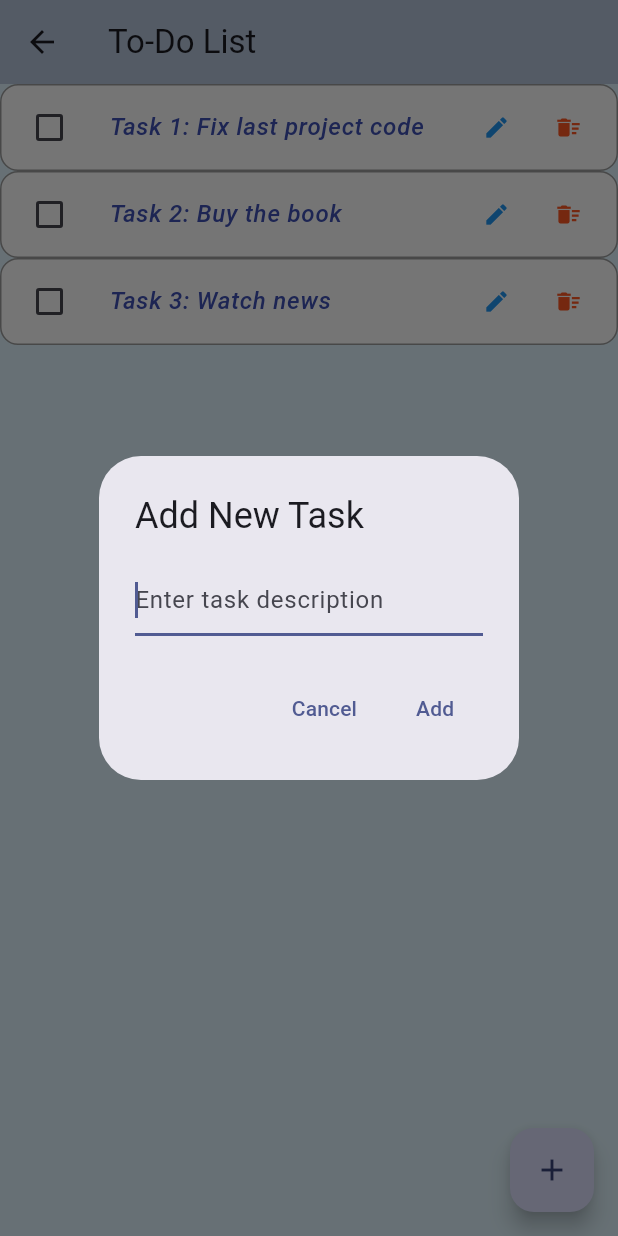
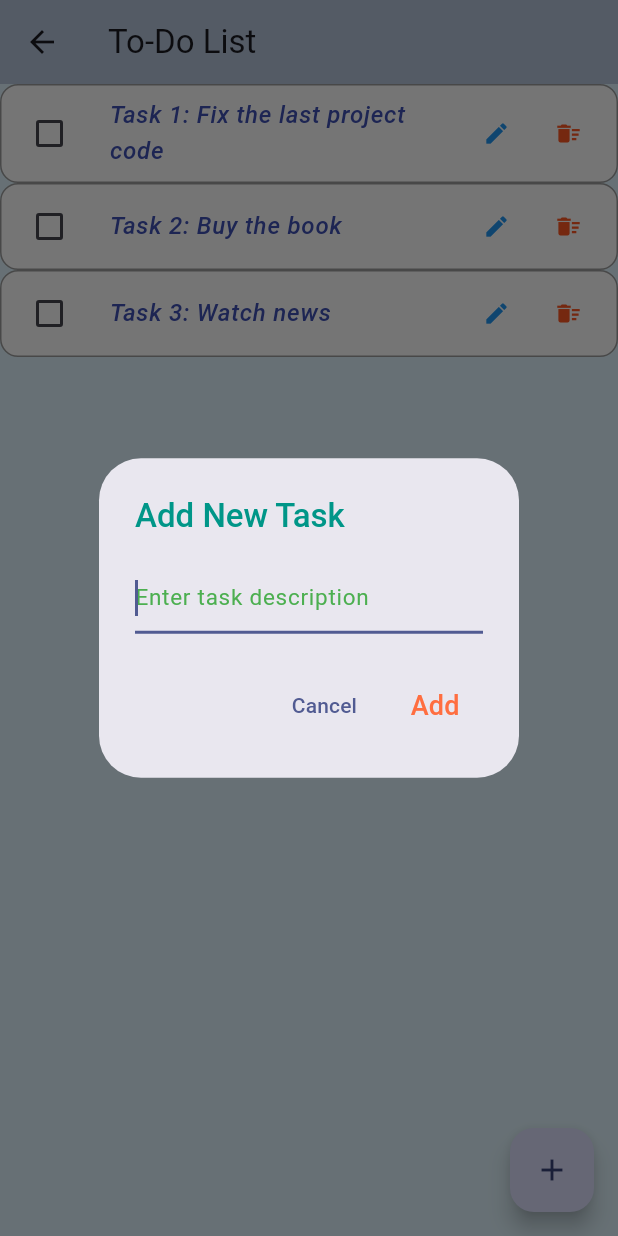
Before and after one commit to Spartakm67/flutter_home_work8, a Flutter app: the TodoScreen screen opened by its route, after a tap on the "add" icon, on a phone screen of 412 x 824 dp. Run offline on Flutter 3.47's test engine with Material 3 defaults, Android fonts, the phone set to English and light mode, and no system bars; our stand-ins replace flutter_dotenv.

Commit message:
Styles updated

```diff
--- a/lib/repository/repository.dart
+++ b/lib/repository/repository.dart
@@ -1,6 +1,6 @@
  class Repository {
   static final List<String> _items = [
-    'Task 1: Fix last project code',
+    'Task 1: Fix the last project code',
     'Task 2: Buy the book',
     'Task 3: Watch news',
   ];
--- a/lib/services/add_task_dialog.dart
+++ b/lib/services/add_task_dialog.dart
@@ -1,4 +1,6 @@
 import 'package:flutter/material.dart';
+import 'package:flutter_home_work8/styles/add_task_dialog_styles.dart';
+import 'package:flutter_home_work8/styles/snack_bar_styles.dart';
 
 class AddTaskDialog {
   static Future<void> show(
@@ -11,11 +13,16 @@ class AddTaskDialog {
       context: context,
       builder: (BuildContext context) {
         return AlertDialog(
-          title: const Text('Add New Task'),
+          title: const Text(
+            'Add New Task',
+            style: AddTaskDialogStyle.titleTextStyle,
+          ),
           content: TextField(
             controller: taskController,
-            decoration:
-                const InputDecoration(hintText: 'Enter task description'),
+            decoration: const InputDecoration(
+              hintText: 'Enter task description',
+              hintStyle: AddTaskDialogStyle.hintTextStyle,
+            ),
             autofocus: true,
           ),
           actions: [
@@ -36,12 +43,20 @@ class AddTaskDialog {
                 } else {
                   ScaffoldMessenger.of(context).showSnackBar(
                     const SnackBar(
-                      content: Text('Text field can not be empty!'),
+                      content: Text(
+                        'Text field can not be empty!',
+                        style: SnackBarStyle.snackBarTextStyle,
+                      ),
+                      backgroundColor: SnackBarStyle.backgroundColor,
+                      duration: SnackBarStyle.displayDuration,
                     ),
                   );
                 }
               },
-              child: const Text('Add'),
+              child: const Text(
+                'Add',
+                style: AddTaskDialogStyle.addButtonTextStyle,
+              ),
             ),
           ],
         );
```
Also changed, not shown: lib/screens/password_screen.dart (+13 -2 lines), lib/screens/todo_screen.dart (+10 -2 lines), lib/services/edit_task_dialog.dart (+17 -3 lines).
